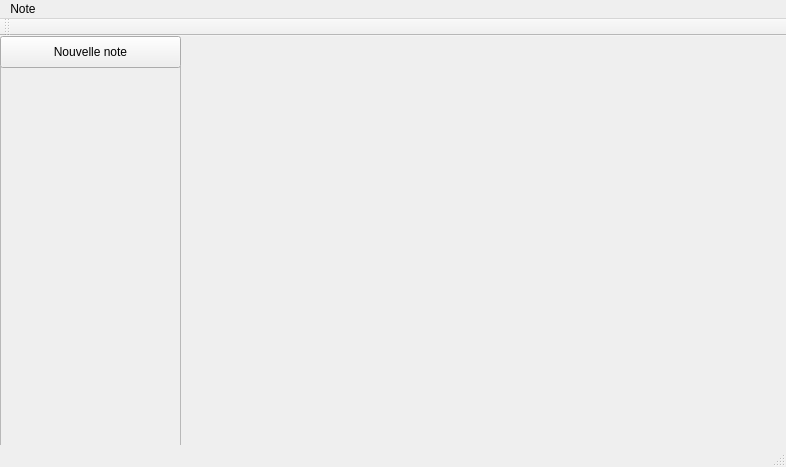
Old version of the form PluriNotes/plurinotes.ui in the repository guillaumejounel/PluriNotes.
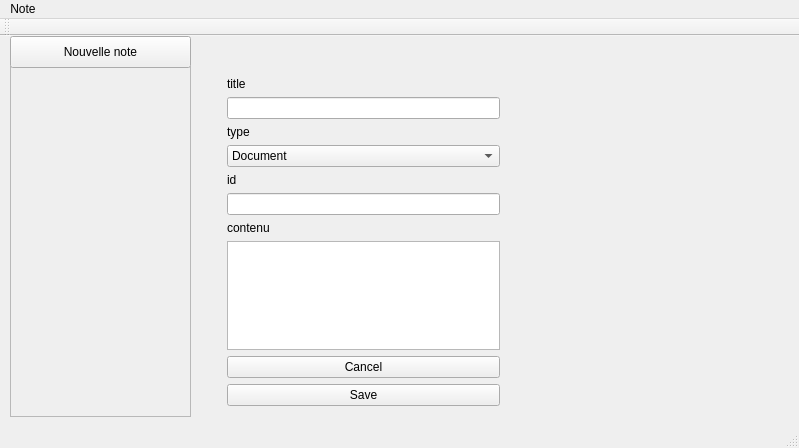
New version of the form.

What changed in the file:
```diff
--- a/PluriNotes/plurinotes.ui
+++ b/PluriNotes/plurinotes.ui
@@ -6,8 +6,8 @@
    <rect>
     <x>0</x>
     <y>0</y>
-    <width>786</width>
-    <height>467</height>
+    <width>799</width>
+    <height>448</height>
    </rect>
   </property>
   <property name="windowTitle">
@@ -17,10 +17,10 @@
    <widget class="QScrollArea" name="scrollArea">
     <property name="geometry">
      <rect>
-      <x>0</x>
+      <x>10</x>
       <y>30</y>
       <width>181</width>
-      <height>381</height>
+      <height>351</height>
      </rect>
     </property>
     <property name="widgetResizable">
@@ -32,7 +32,7 @@
        <x>0</x>
        <y>0</y>
        <width>179</width>
-       <height>379</height>
+       <height>349</height>
       </rect>
      </property>
     </widget>
@@ -40,7 +40,7 @@
    <widget class="QPushButton" name="pushButton">
     <property name="geometry">
      <rect>
-      <x>0</x>
+      <x>10</x>
       <y>0</y>
       <width>181</width>
       <height>32</height>
@@ -50,13 +50,108 @@
      <string>Nouvelle note</string>
     </property>
    </widget>
+   <widget class="QWidget" name="formWidget" native="true">
+    <property name="geometry">
+     <rect>
+      <x>210</x>
+      <y>30</y>
+      <width>301</width>
+      <height>351</height>
+     </rect>
+    </property>
+    <layout class="QFormLayout" name="noteCreation">
+     <item row="7" column="1">
+      <widget class="QPlainTextEdit" name="contentTextEdit"/>
+     </item>
+     <item row="6" column="1">
+      <widget class="QLabel" name="titleLabel_4">
+       <property name="text">
+        <string>contenu</string>
+       </property>
+      </widget>
+     </item>
+     <item row="5" column="1">
+      <widget class="QLineEdit" name="idLineEdit"/>
+     </item>
+     <item row="4" column="1">
+      <widget class="QLabel" name="idLabel">
+       <property name="text">
+        <string>id</string>
+       </property>
+      </widget>
+     </item>
+     <item row="3" column="1">
+      <widget class="QComboBox" name="TypeComboBox">
+       <item>
+        <property name="text">
+         <string>Document</string>
+        </property>
+       </item>
+       <item>
+        <property name="text">
+         <string>Task</string>
+        </property>
+       </item>
+       <item>
+        <property name="text">
+         <string>Article</string>
+        </property>
+       </item>
+      </widget>
+     </item>
+     <item row="2" column="1">
+      <widget class="QLabel" name="typeLabel">
+       <property name="text">
+        <string>type</string>
+       </property>
+      </widget>
+     </item>
+     <item row="1" column="1">
+      <widget class="QLineEdit" name="titleLineEdit"/>
+     </item>
+     <item row="0" column="1">
+      <widget class="QLabel" name="titleLabel">
+       <property name="text">
+        <string>title</string>
+       </property>
+      </widget>
+     </item>
+     <item row="8" column="1">
+      <widget class="QPushButton" name="cancel">
+       <property name="text">
+        <string>Cancel</string>
+       </property>
+      </widget>
+     </item>
+     <item row="9" column="1">
+      <widget class="QPushButton" name="save">
+       <property name="text">
+        <string>Save</string>
+       </property>
+      </widget>
+     </item>
+    </layout>
+   </widget>
+   <widget class="QLabel" name="typeLabel_3">
+    <property name="geometry">
+     <rect>
+      <x>620</x>
+      <y>560</y>
+      <width>27</width>
+      <height>20</height>
+     </rect>
+    </property>
+    <property name="text">
+     <string/>
+    </property>
+   </widget>
   </widget>
   <widget class="QMenuBar" name="menuBar">
    <property name="geometry">
     <rect>
      <x>0</x>
      <y>0</y>
-     <width>786</width>
+     <width>799</width>
      <height>22</height>
     </rect>
    </property>
```
Left out of the diff: 21 changed lines with no effect on the pictures.
